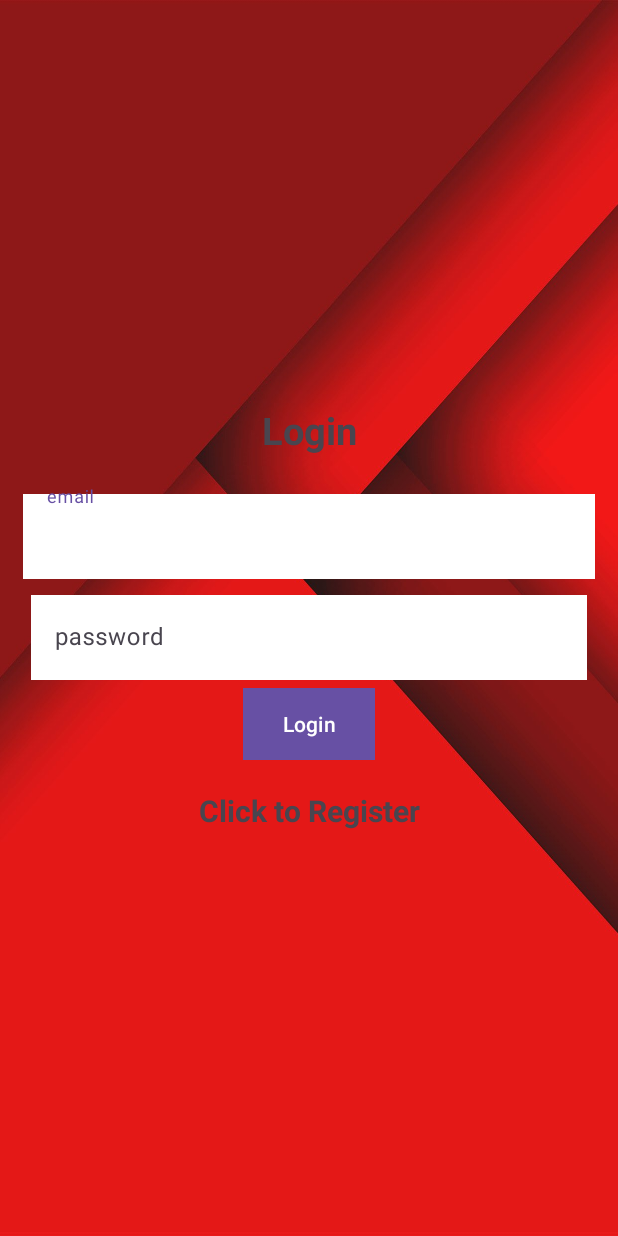
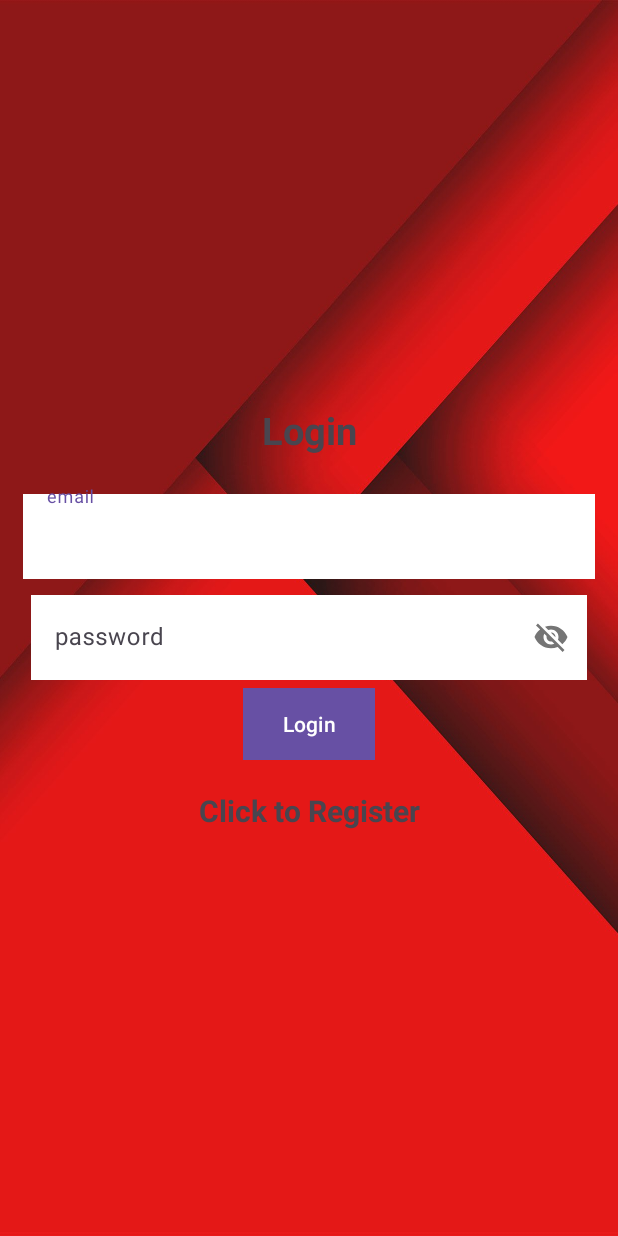
Before and after one commit to jPraiser23/carpark-uc, an Android app: the screen it shows after launch (Login), on a phone screen of 412 x 824 dp. Run offline under Robolectric (Android 15) with nearby library versions, the phone set to English and light mode, and no system bars; our stand-ins replace Firebase (no records; nobody signed in at launch, a user with empty details on screens opened directly).

Commit message:
UX, background, and password toggle

```diff
--- a/app/src/main/res/layout/activity_first_garge.xml
+++ b/app/src/main/res/layout/activity_first_garge.xml
@@ -4,13 +4,14 @@
     xmlns:tools="http://schemas.android.com/tools"
     android:layout_width="match_parent"
     android:layout_height="match_parent"
+    android:background="@drawable/background_image"
     tools:context=".FirstGarge">
 
 <ImageView
 android:id="@+id/imageView"
 android:layout_width="match_parent"
 android:layout_height="match_parent"
-        app:srcCompat="@drawable/FirstGarageTest"
+app:srcCompat="@drawable/firstgaragetest"
 tools:layout_editor_absoluteX="0dp"
 tools:layout_editor_absoluteY="0dp" />
     </androidx.constraintlayout.widget.ConstraintLayout>
--- a/app/src/main/res/layout/activity_home.xml
+++ b/app/src/main/res/layout/activity_home.xml
@@ -7,6 +7,7 @@
     android:gravity="center"
     android:padding="15dp"
     android:layout_height="match_parent"
+    android:background="@drawable/background_image"
     tools:context=".Home">
 
 <TextView
--- a/app/src/main/res/layout/activity_login.xml
+++ b/app/src/main/res/layout/activity_login.xml
@@ -11,14 +11,15 @@
     tools:context=".Login">
 
     <TextView
-        android:text="@string/login"
-        android:gravity="center"
-        android:textSize="25sp"
-        android:textStyle="bold"
         android:layout_width="match_parent"
         android:layout_height="wrap_content"
         android:layout_marginBottom="20dp"
-        />
+        android:gravity="center"
+        android:text="@string/login"
+        android:textColorHighlight="#000000"
+        android:textColorLink="#000000"
+        android:textSize="25sp"
+        android:textStyle="bold" />
     <com.google.android.material.textfield.TextInputLayout
         android:layout_width="match_parent"
         android:layout_height="wrap_content"
@@ -34,7 +35,9 @@
     <com.google.android.material.textfield.TextInputLayout
         android:layout_width="match_parent"
         android:layout_height="wrap_content"
-        android:padding="5dp">
+        android:padding="5dp"
+        app:passwordToggleEnabled="true"
+        >
         <com.google.android.material.textfield.TextInputEditText
             android:id="@+id/password"
             android:hint="@string/password"
@@ -48,22 +51,26 @@
         android:layout_width="wrap_content"
         android:layout_height="wrap_content"
         />
+
     <Button
         android:id="@+id/btn_login"
         android:layout_width="wrap_content"
         android:layout_height="wrap_content"
+        android:background="#000000"
         android:text="@string/login"
-        android:background="#000000"
         android:textColor="#FFFFFF"
-        />
+        android:textColorHighlight="#000000"
+        android:textColorLink="#050505" />
+
     <TextView
-        android:textStyle="bold"
-        android:textSize="20sp"
-        android:gravity="center"
-        android:layout_marginTop="20dp"
         android:id="@+id/registerNow"
-        android:text="@string/click_to_register"
         android:layout_width="match_parent"
         android:layout_height="wrap_content"
-        />
+        android:layout_marginTop="20dp"
+        android:gravity="center"
+        android:text="@string/click_to_register"
+        android:textColorHighlight="#000000"
+        android:textColorLink="#000000"
+        android:textSize="20sp"
+        android:textStyle="bold" />
 </LinearLayout>
--- a/app/src/main/res/layout/activity_register.xml
+++ b/app/src/main/res/layout/activity_register.xml
@@ -35,7 +35,9 @@
     <com.google.android.material.textfield.TextInputLayout
         android:layout_width="match_parent"
         android:layout_height="wrap_content"
-        android:padding="5dp">
+        android:padding="5dp"
+        app:passwordToggleEnabled="true"
+        >
         <com.google.android.material.textfield.TextInputEditText
             android:id="@+id/password"
             android:hint="@string/password"
```
Lines whose indentation alone changed are shown as unchanged.
